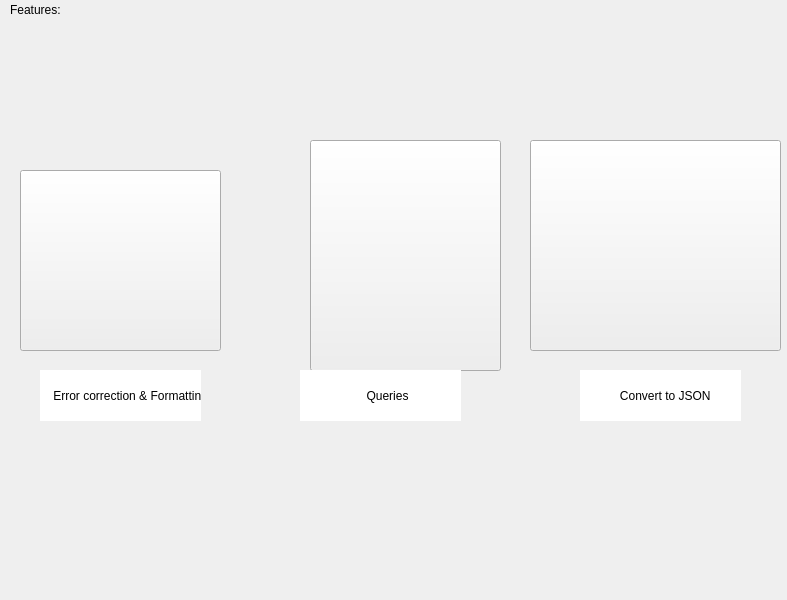
DaliaAymanAmeen/GUI, file features.ui: the form before one commit.
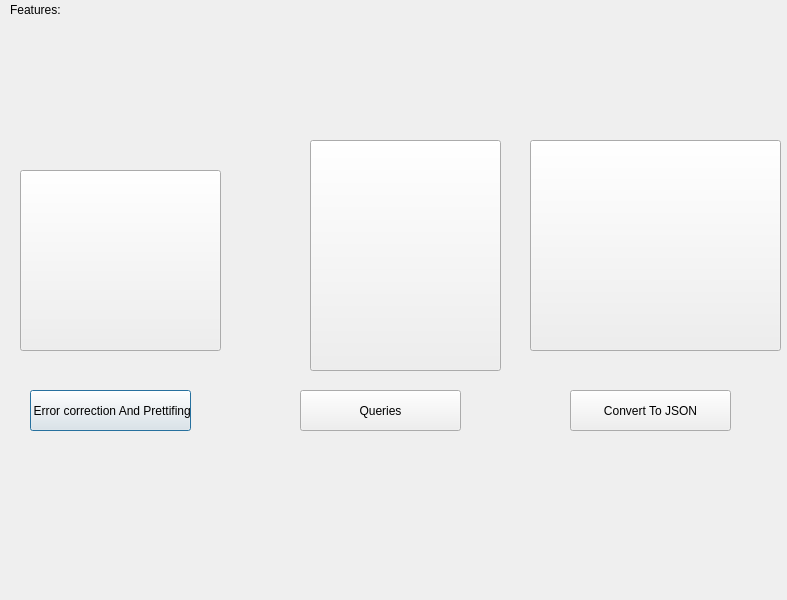
The form after the commit. Icons and pictures are not drawn.

The edit to the form file:
```diff
--- a/features.ui
+++ b/features.ui
@@ -81,52 +81,43 @@
     <string> </string>
    </property>
   </widget>
-  <widget class="QLabel" name="label_2">
+  <widget class="QPushButton" name="pushButton">
    <property name="geometry">
     <rect>
-     <x>40</x>
-     <y>370</y>
+     <x>30</x>
+     <y>390</y>
      <width>161</width>
-     <height>51</height>
+     <height>41</height>
     </rect>
    </property>
-   <property name="styleSheet">
-    <string notr="true">background-color: rgb(255, 255, 255);</string>
-   </property>
    <property name="text">
-    <string>    Error correction &amp; Formatting</string>
+    <string> Error correction And Prettifing</string>
    </property>
   </widget>
-  <widget class="QLabel" name="label_3">
+  <widget class="QPushButton" name="pushButton_2">
    <property name="geometry">
     <rect>
      <x>300</x>
-     <y>370</y>
+     <y>390</y>
      <width>161</width>
-     <height>51</height>
+     <height>41</height>
     </rect>
    </property>
-   <property name="styleSheet">
-    <string notr="true">background-color: rgb(255, 255, 255);</string>
-   </property>
    <property name="text">
-    <string>                    Queries </string>
+    <string> Queries </string>
    </property>
   </widget>
-  <widget class="QLabel" name="label_4">
+  <widget class="QPushButton" name="pushButton_4">
    <property name="geometry">
     <rect>
-     <x>580</x>
-     <y>370</y>
+     <x>570</x>
+     <y>390</y>
      <width>161</width>
-     <height>51</height>
+     <height>41</height>
     </rect>
    </property>
-   <property name="styleSheet">
-    <string notr="true">background-color: rgb(255, 255, 255);</string>
-   </property>
    <property name="text">
-    <string>            Convert to JSON</string>
+    <string>Convert To JSON</string>
    </property>
   </widget>
  </widget>
```
